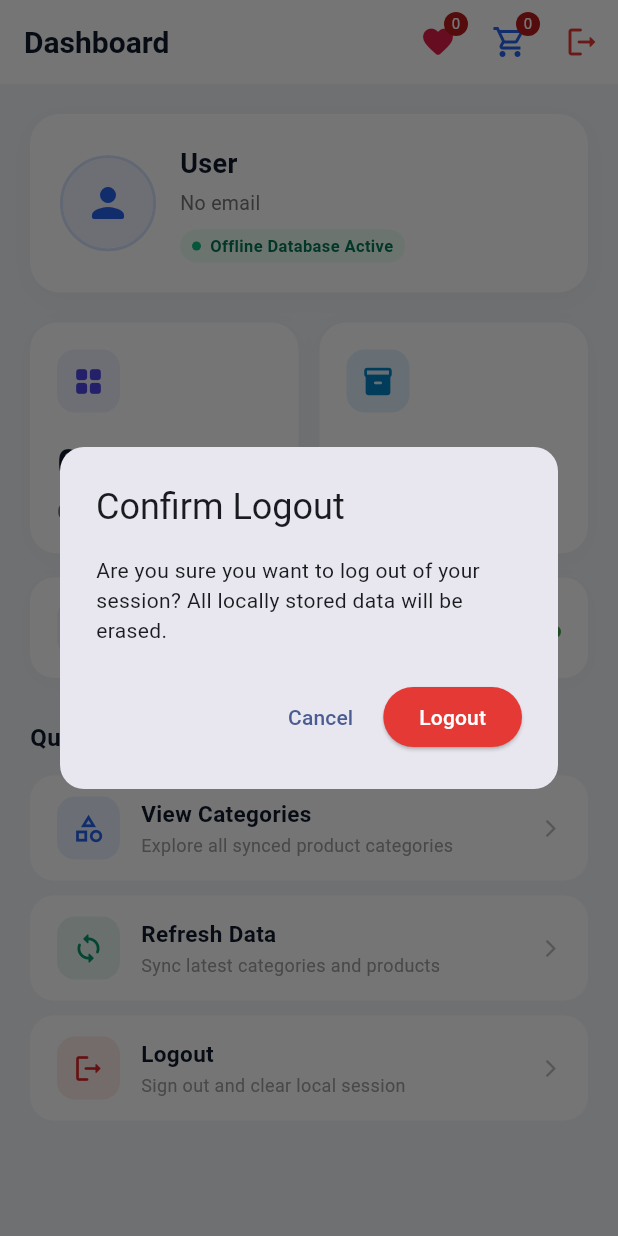
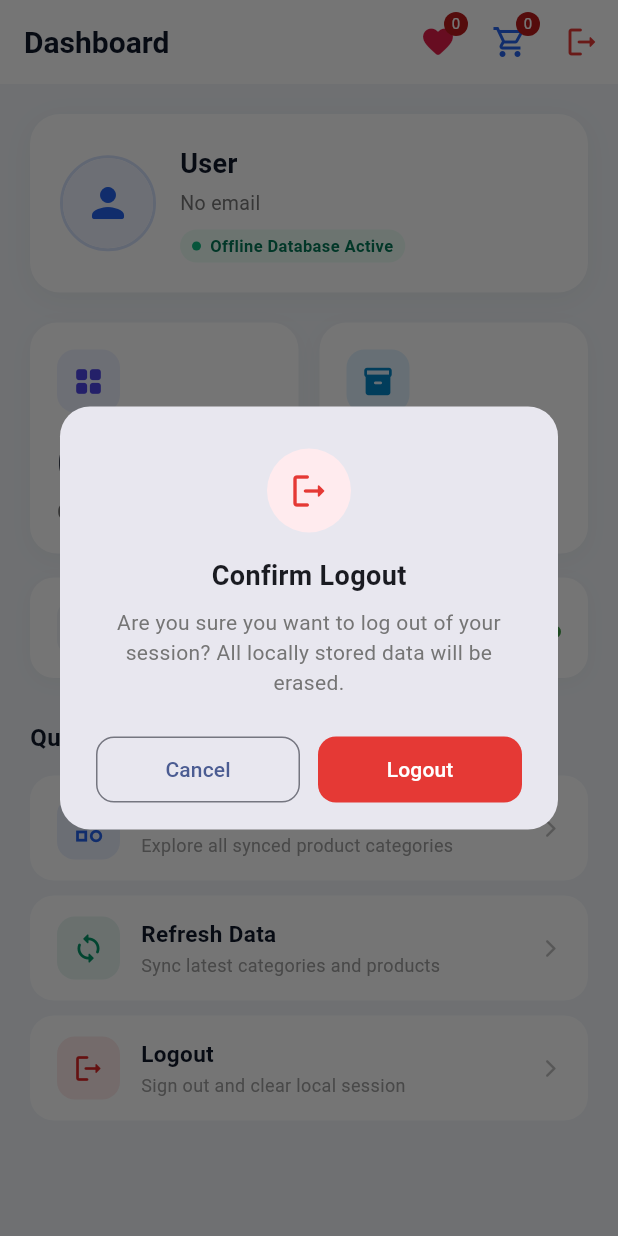
Before and after one commit to SurajMaurya2501/offline_cart, a Flutter app: the DashboardScreen screen opened directly, after a tap on "Logout", on a phone screen of 412 x 824 dp. Run offline on Flutter 3.47's test engine with Material 3 defaults, Android fonts, the phone set to English and light mode, and no system bars; our stand-ins replace cached_network_image, dio, drift, drift_flutter, equatable, firebase_core and 5 more; accounts and stored records are empty; generated files the repository leaves out were written again.

Commit message:
feat: Enhance logout confirmation dialog and user profile card with improved UI and details display

```diff
--- a/lib/presentation/controllers/dashboard_controller.dart
+++ b/lib/presentation/controllers/dashboard_controller.dart
@@ -45,45 +45,106 @@ class DashboardController extends GetxController {
 
   Future<void> logout() async {
     final confirmed = await Get.dialog<bool>(
-      AlertDialog(
-        shape: RoundedRectangleBorder(borderRadius: BorderRadius.circular(16)),
-        title: const Text('Confirm Logout'),
-        content: const Text(
-          'Are you sure you want to log out of your session? All locally stored data will be erased.',
+      Dialog(
+        shape: RoundedRectangleBorder(borderRadius: BorderRadius.circular(20)),
+        child: Padding(
+          padding: const EdgeInsets.fromLTRB(24, 28, 24, 16),
+          child: Column(
+            mainAxisSize: MainAxisSize.min,
+            children: [
+              Container(
+                padding: const EdgeInsets.all(14),
+                decoration: BoxDecoration(
+                  color: Colors.red.shade50,
+                  shape: BoxShape.circle,
                 ),
-        actions: [
-          TextButton(
+                child: Icon(
+                  Icons.logout_rounded,
+                  color: Colors.red.shade600,
+                  size: 28,
+                ),
+              ),
+              const SizedBox(height: 16),
+              const Text(
+                'Confirm Logout',
+                style: TextStyle(fontSize: 18, fontWeight: FontWeight.w700),
+              ),
+              const SizedBox(height: 8),
+              Text(
+                'Are you sure you want to log out of your session? '
+                'All locally stored data will be erased.',
+                textAlign: TextAlign.center,
+                style: TextStyle(color: Colors.grey.shade600, height: 1.4),
+              ),
+              const SizedBox(height: 24),
+              Row(
+                children: [
+                  Expanded(
+                    child: OutlinedButton(
+                      style: OutlinedButton.styleFrom(
+                        padding: const EdgeInsets.symmetric(vertical: 12),
+                        shape: RoundedRectangleBorder(
+                          borderRadius: BorderRadius.circular(12),
+                        ),
+                      ),
                       onPressed: () => Get.back(result: false),
                       child: const Text('Cancel'),
                     ),
-          ElevatedButton(
+                  ),
+                  const SizedBox(width: 12),
+                  Expanded(
+                    child: ElevatedButton(
                       style: ElevatedButton.styleFrom(
                         backgroundColor: Colors.red.shade600,
                         foregroundColor: Colors.white,
+                        elevation: 0,
+                        padding: const EdgeInsets.symmetric(vertical: 12),
+                        shape: RoundedRectangleBorder(
+                          borderRadius: BorderRadius.circular(12),
+                        ),
                       ),
                       onPressed: () => Get.back(result: true),
                       child: const Text('Logout'),
                     ),
+                  ),
                 ],
+              ),
+            ],
+          ),
+        ),
       ),
     );
 
     if (confirmed == true) {
       Get.dialog(
-        const PopScope(
+        PopScope(
           canPop: false,
           child: Center(
             child: Card(
+              shape: RoundedRectangleBorder(
+                borderRadius: BorderRadius.circular(16),
+              ),
               child: Padding(
-                padding: EdgeInsets.symmetric(horizontal: 24, vertical: 20),
+                padding: const EdgeInsets.symmetric(
+                  horizontal: 28,
+                  vertical: 24,
+                ),
                 child: Column(
                   mainAxisSize: MainAxisSize.min,
                   children: [
-                    CircularProgressIndicator(),
-                    SizedBox(height: 16),
+                    const SizedBox(
+                      width: 32,
+                      height: 32,
+                      child: CircularProgressIndicator(strokeWidth: 3),
+                    ),
+                    const SizedBox(height: 16),
                     Text(
                       'Erasing local data and logging out...',
-                      style: TextStyle(fontWeight: FontWeight.w500),
+                      textAlign: TextAlign.center,
+                      style: TextStyle(
+                        fontWeight: FontWeight.w500,
+                        color: Colors.grey.shade800,
+                      ),
                     ),
                   ],
                 ),
```
Also changed, not shown: lib/presentation/screens/dashboard/widgets/user_profile_card.dart (+117 -3 lines). Lines whose indentation alone changed are shown as unchanged.
